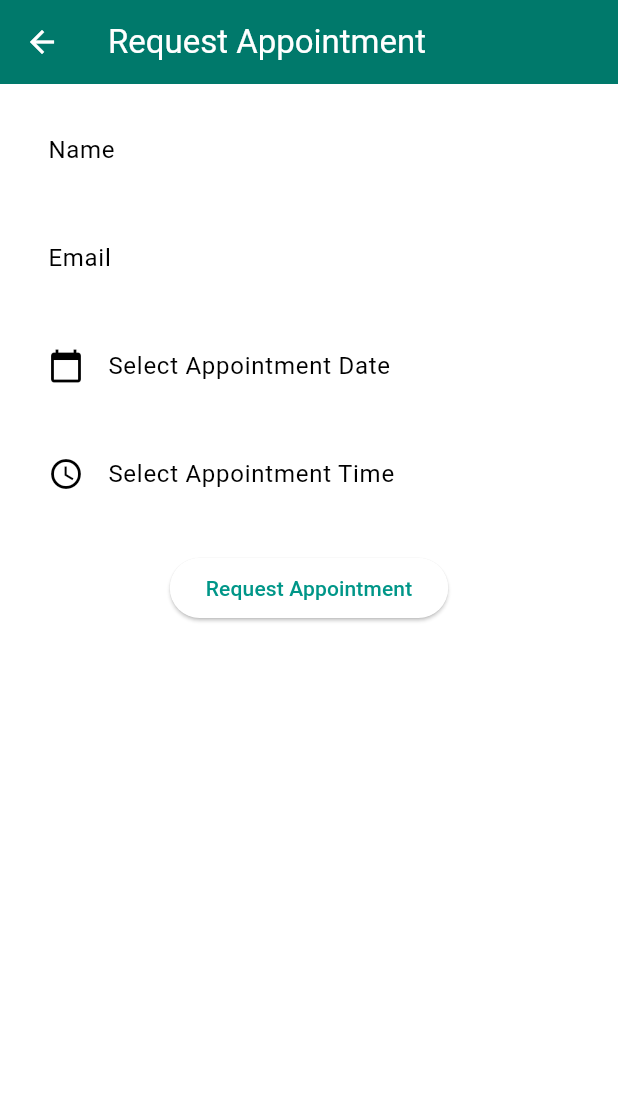
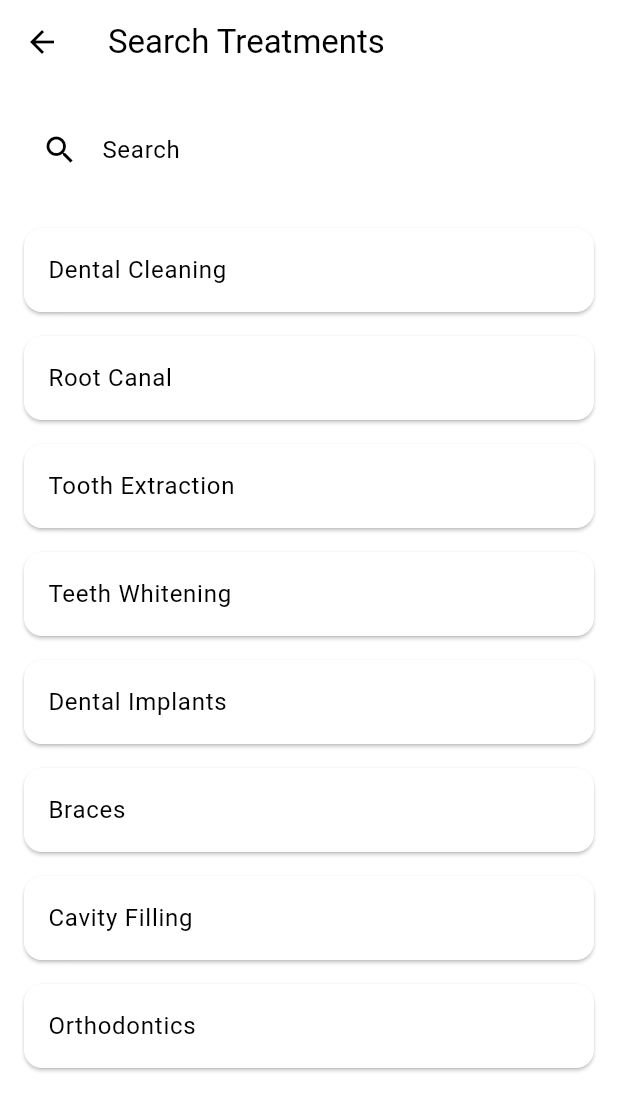
Before and after one commit to Ginafauziaramadhani/pemograman_mobile_quiz_1, a Flutter app: the screen it shows after launch, after a tap on "Search", on a phone screen of 412 x 824 dp. Shown: the top 1111 px of the screen. Run offline on Flutter 3.47's test engine with Material 3 defaults, Android fonts, the phone set to English and light mode, and no system bars; our stand-ins replace carousel_slider.

Commit message:
add search and treatmentinfo

```diff
--- a/lib/Pages/RequestAppointment.dart
+++ b/lib/Pages/RequestAppointment.dart
@@ -1,5 +1,4 @@
 import 'package:flutter/material.dart';
-import 'package:carousel_slider/carousel_slider.dart';
 
 class RequestAppointmentPage extends StatefulWidget {
   const RequestAppointmentPage({super.key});
@@ -140,7 +139,8 @@ class _RequestAppointmentPageState extends State<RequestAppointmentPage> {
       final email = _emailController.text;
 
       ScaffoldMessenger.of(context).showSnackBar(
-        SnackBar(content: Text("Appointment Requested for $name")),
+        SnackBar(
+            content: Text("Appointment Requested for $name with email $email")),
       );
     } else {
       ScaffoldMessenger.of(context).showSnackBar(
--- /dev/null
+++ b/lib/Pages/Search.dart
@@ -0,0 +1,94 @@
+import 'package:flutter/material.dart';
+
+class SearchPage extends StatefulWidget {
+  const SearchPage({super.key});
+
+  @override
+  _SearchPageState createState() => _SearchPageState();
+}
+
+class _SearchPageState extends State<SearchPage> {
+  final TextEditingController _searchController = TextEditingController();
+  final List<String> _allItems = [
+    'Dental Cleaning',
+    'Root Canal',
+    'Tooth Extraction',
+    'Teeth Whitening',
+    'Dental Implants',
+    'Braces',
+    'Cavity Filling',
+    'Orthodontics',
+  ];
+  List<String> _filteredItems = [];
+
+  @override
+  void initState() {
+    super.initState();
+    _filteredItems = _allItems; // Show all items initially
+    _searchController.addListener(_filterItems);
+  }
+
+  @override
+  void dispose() {
+    _searchController.removeListener(_filterItems);
+    _searchController.dispose();
+    super.dispose();
+  }
+
+  // Filter items based on search query
+  void _filterItems() {
+    final query = _searchController.text.toLowerCase();
+    setState(() {
+      _filteredItems = _allItems
+          .where((item) => item.toLowerCase().contains(query))
+          .toList();
+    });
+  }
+
+  @override
+  Widget build(BuildContext context) {
+    return Scaffold(
+      appBar: AppBar(
+        title: const Text("Search Treatments"),
+      ),
+      body: Padding(
+        padding: const EdgeInsets.all(16.0),
+        child: Column(
+          children: [
+            // Search input field
+            TextField(
+              controller: _searchController,
+              decoration: InputDecoration(
+                labelText: 'Search',
+                prefixIcon: const Icon(Icons.search),
+                border: OutlineInputBorder(
+                  borderRadius: BorderRadius.circular(8.0),
+                ),
+              ),
+            ),
+            const SizedBox(height: 16.0),
+
+            // Display search results
+            Expanded(
+              child: _filteredItems.isNotEmpty
+                  ? ListView.builder(
+                      itemCount: _filteredItems.length,
+                      itemBuilder: (context, index) {
+                        return Card(
+                          margin: const EdgeInsets.symmetric(vertical: 8.0),
+                          child: ListTile(
+                            title: Text(_filteredItems[index]),
+                          ),
+                        );
+                      },
+                    )
+                  : const Center(
+                      child: Text("No results found"),
+                    ),
+            ),
+          ],
+        ),
+      ),
+    );
+  }
+}
--- /dev/null
+++ b/lib/Pages/TreatmentInfo.dart
@@ -0,0 +1,58 @@
+import 'package:flutter/material.dart';
+
+class TreatmentInfoPage extends StatelessWidget {
+  TreatmentInfoPage({super.key});
+
+  // Mock data for treatments
+  final List<Map<String, String>> treatments = [
+    {
+      'name': 'Dental Cleaning',
+      'description':
+          'A procedure to remove plaque and tartar to maintain oral hygiene.',
+    },
+    {
+      'name': 'Root Canal',
+      'description':
+          'A treatment to repair and save a badly decayed or infected tooth.',
+    },
+    {
+      'name': 'Tooth Extraction',
+      'description':
+          'Removal of a tooth from its socket in the bone due to damage or decay.',
+    },
+    {
+      'name': 'Teeth Whitening',
+      'description':
+          'A cosmetic procedure to brighten the appearance of teeth.',
+    },
+    {
+      'name': 'Dental Implants',
+      'description':
+          'A surgical procedure to replace missing teeth with artificial ones.',
+    },
+  ];
+
+  @override
+  Widget build(BuildContext context) {
+    return Scaffold(
+      appBar: AppBar(
+        title: const Text("Treatment Info"),
+      ),
+      body: ListView.builder(
+        padding: const EdgeInsets.all(8.0),
+        itemCount: treatments.length,
+        itemBuilder: (context, index) {
+          final treatment = treatments[index];
+          return Card(
+            margin: const EdgeInsets.symmetric(vertical: 8.0),
+            child: ListTile(
+              leading: const Icon(Icons.medical_services, color: Colors.blue),
+              title: Text(treatment['name']!),
+              subtitle: Text(treatment['description']!),
+            ),
+          );
+        },
+      ),
+    );
+  }
+}
--- a/lib/main.dart
+++ b/lib/main.dart
@@ -2,6 +2,8 @@ import 'package:flutter/material.dart';
 import 'package:carousel_slider/carousel_slider.dart';
 import 'package:tugas1/Pages/MyAppointment.dart';
 import 'package:tugas1/Pages/RequestAppointment.dart';
+import 'package:tugas1/Pages/Search.dart';
+import 'package:tugas1/Pages/TreatmentInfo.dart';
 
 void main() {
   runApp(const MyApp());
@@ -104,13 +106,13 @@ class HomeScreen extends StatelessWidget {
                       context: context,
                       icon: Icons.add_box_outlined,
                       label: "Treatment Info",
-                      page: const RequestAppointmentPage()),
+                      page: TreatmentInfoPage()),
                   // Search
                   menuItem(
                       context: context,
                       icon: Icons.search,
                       label: "Search",
-                      page: const RequestAppointmentPage()),
+                      page: const SearchPage()),
                 ],
               ),
             ),
```
